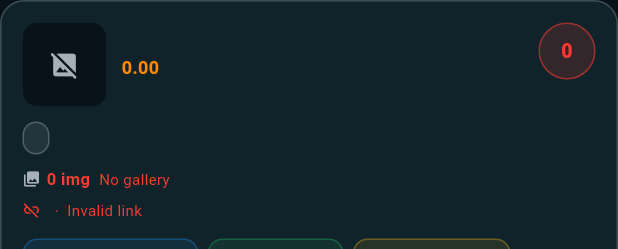
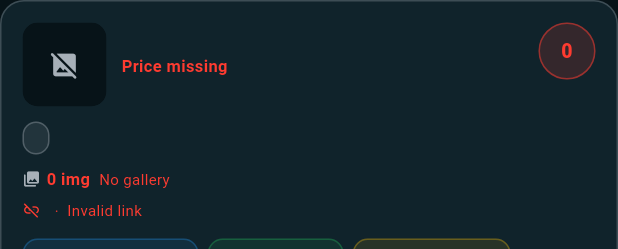
Before and after one commit to saidouabid3-crypto/ofertix-app, a Flutter app: the _ProductCard widget shown alone on an empty page, opened directly with empty values, on a phone screen of 412 x 824 dp. Shown: the top 249 px of the screen. Run offline on Flutter 3.47's test engine with Material 3 defaults, Android fonts, the phone set to English and light mode, and no system bars; our stand-ins replace cached_network_image, cloud_firestore, easy_localization, firebase_auth, firebase_core, firebase_messaging and 11 more; missing offline and left inert: mobile_scanner; accounts and stored records are empty; network calls fail.

Commit message:
Batch 13C Hotfix: Improve admin product quality display
- admin_product_quality_screen.dart:
  - _ProductCard._priceRow(): replaces inline price text
  - price null/zero shows priceMissing label in red
  - invalid currency (global/unknown/etc) shows missingCurrency warning
  - valid price+currency shown normally
  - _invalidCurrencies static set for detection
- Localization: admin.missingCurrency added in es/en/fr/ar

Co-Authored-By: Claude Sonnet 4.6 <noreply@anthropic.com>

```diff
--- a/assets/lang/ar.json
+++ b/assets/lang/ar.json
@@ -944,6 +944,7 @@
   "admin.filterSingleImage": "صورة واحدة",
   "admin.filterDuplicates": "مكررات",
   "admin.filterTrusted": "موثوق",
+  "admin.missingCurrency": "العملة غير متوفرة",
   "admin.duplicateReview": "المكررات",
   "admin.duplicateReviewSubtitle": "مراجعة المنتجات المكررة",
   "admin.duplicateGroups": "مجموعات المكررات",
--- a/assets/lang/en.json
+++ b/assets/lang/en.json
@@ -944,6 +944,7 @@
   "admin.filterSingleImage": "1 image",
   "admin.filterDuplicates": "Duplicates",
   "admin.filterTrusted": "Trusted",
+  "admin.missingCurrency": "Missing currency",
   "admin.duplicateReview": "Duplicates",
   "admin.duplicateReviewSubtitle": "Duplicate product review",
   "admin.duplicateGroups": "Duplicate groups",
--- a/assets/lang/es.json
+++ b/assets/lang/es.json
@@ -944,6 +944,7 @@
   "admin.filterSingleImage": "1 imagen",
   "admin.filterDuplicates": "Duplicados",
   "admin.filterTrusted": "Confiables",
+  "admin.missingCurrency": "Moneda faltante",
   "admin.duplicateReview": "Duplicados",
   "admin.duplicateReviewSubtitle": "Revisión de productos duplicados",
   "admin.duplicateGroups": "Grupos duplicados",
--- a/assets/lang/fr.json
+++ b/assets/lang/fr.json
@@ -944,6 +944,7 @@
   "admin.filterSingleImage": "1 image",
   "admin.filterDuplicates": "Doublons",
   "admin.filterTrusted": "Fiables",
+  "admin.missingCurrency": "Devise manquante",
   "admin.duplicateReview": "Doublons",
   "admin.duplicateReviewSubtitle": "Révision des produits en double",
   "admin.duplicateGroups": "Groupes de doublons",
--- a/lib/features/admin/admin_product_quality_screen.dart
+++ b/lib/features/admin/admin_product_quality_screen.dart
@@ -346,6 +346,44 @@ class _ProductCard extends StatelessWidget {
         _ => '',
       };
 
+  static const _invalidCurrencies = {'global', 'unknown', 'null', 'none', 'n/a', 'na', '', 'undefined', 'mixed'};
+
+  List<Widget> _priceRow() {
+    final price = item.price;
+    final countryCode = item.countryCode ?? '';
+    final isBadCurrency = _invalidCurrencies.contains(countryCode.toLowerCase());
+
+    // Missing or zero price
+    if (price == null || price <= 0) {
+      return [
+        const SizedBox(height: 2),
+        Text(
+          'admin.priceMissing'.tr(),
+          style: const TextStyle(color: AppColors.red, fontWeight: FontWeight.w600, fontSize: 11),
+        ),
+      ];
+    }
+
+    // Valid price but bad/missing currency
+    final currencyDisplay = isBadCurrency ? '' : ' $countryCode';
+    return [
+      const SizedBox(height: 2),
+      Row(children: [
+        Text(
+          '${price.toStringAsFixed(2)}$currencyDisplay',
+          style: const TextStyle(color: AppColors.orange, fontWeight: FontWeight.w700, fontSize: 12),
+        ),
+        if (isBadCurrency) ...[
+          const SizedBox(width: 4),
+          Text(
+            'admin.missingCurrency'.tr(),
+            style: const TextStyle(color: AppColors.red, fontSize: 10),
+          ),
+        ],
+      ]),
+    ];
+  }
+
   @override
   Widget build(BuildContext context) {
     final borderColor = _trustColor();
@@ -382,13 +420,7 @@ class _ProductCard extends StatelessWidget {
                     const SizedBox(height: 2),
                     Text(item.store!, style: const TextStyle(color: AppColors.gray, fontSize: 11)),
                   ],
-                  if (item.price != null) ...[
-                    const SizedBox(height: 2),
-                    Text(
-                      '${item.price!.toStringAsFixed(2)} ${item.countryCode ?? ''}',
-                      style: const TextStyle(color: AppColors.orange, fontWeight: FontWeight.w700, fontSize: 12),
-                    ),
-                  ],
+                  ..._priceRow(),
                 ]),
               ),
               const SizedBox(width: 8),
```
